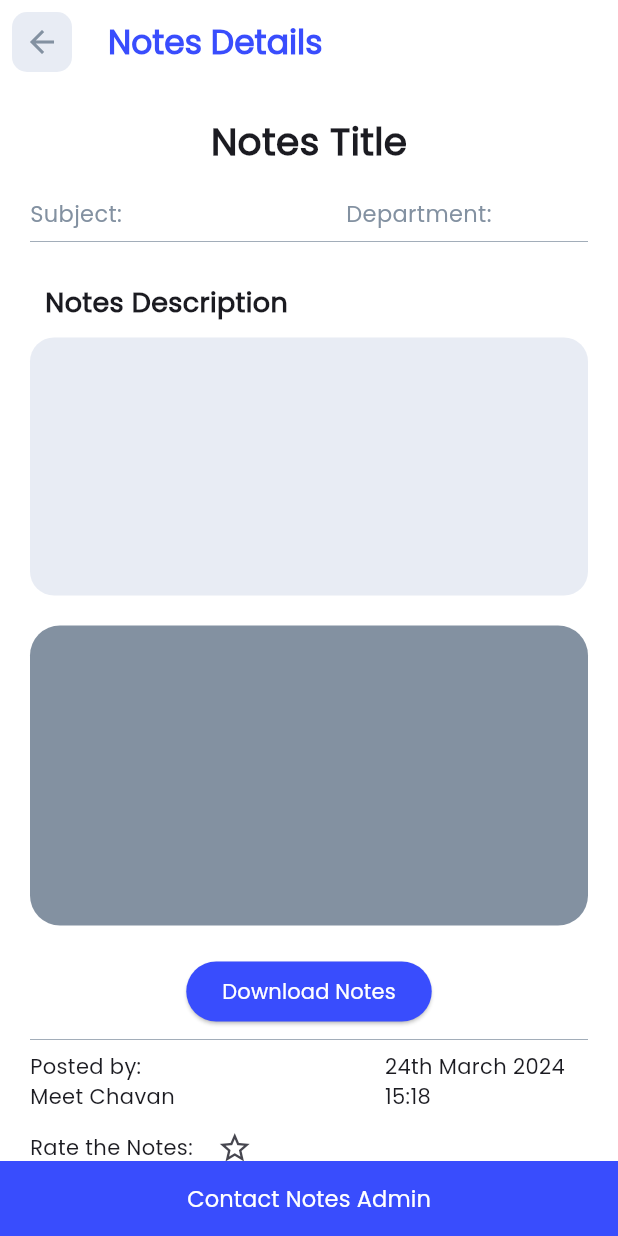
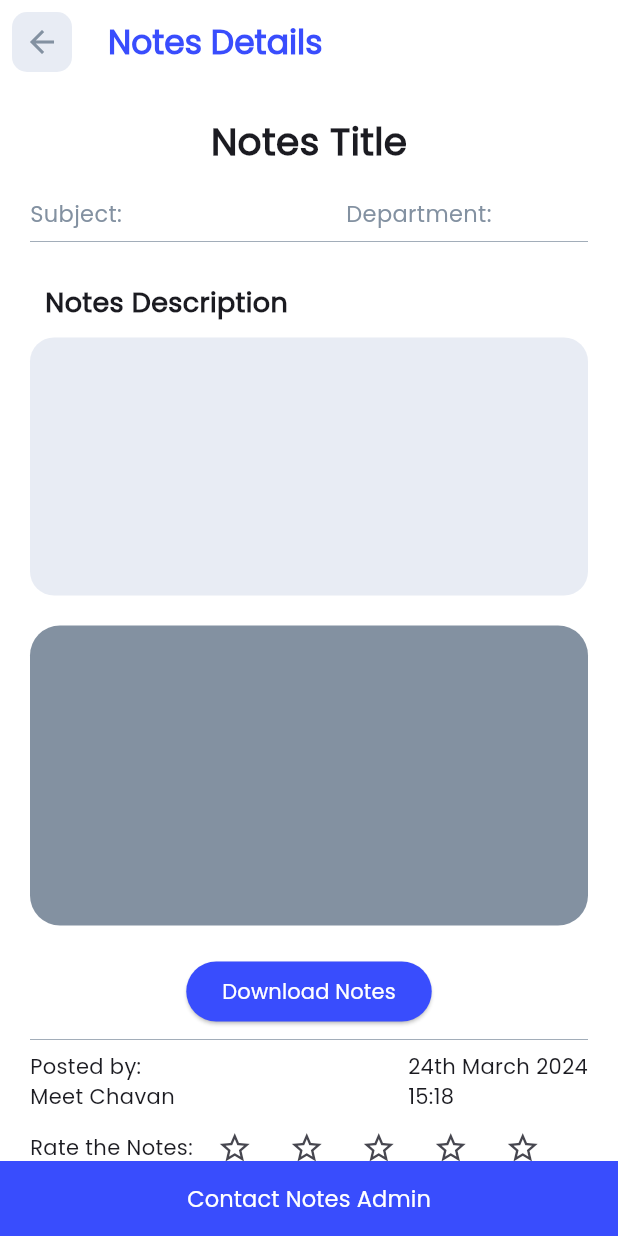
Before and after one commit to djunicode/noteng, a Flutter app: the NotesDetails screen opened directly, on a phone screen of 412 x 824 dp. Run offline on Flutter 3.47's test engine with Material 3 defaults, Android fonts, the phone set to English and light mode, and no system bars; our stand-ins replace file_picker, flutter_svg, font_awesome_flutter, get, image_picker and 1 more; missing offline and left inert: dart:ffi.

Commit message:
note changes

```diff
--- a/lib/pages/notes/notes_detail.dart
+++ b/lib/pages/notes/notes_detail.dart
@@ -99,12 +99,10 @@ class _NotesDetailsState extends State<NotesDetails> {
                   ),
 
                   Row(
+                    mainAxisAlignment: MainAxisAlignment.spaceBetween,
                   children: [
                     Text("Posted by:\nMeet Chavan"),
-                    Padding(
-                      padding: const EdgeInsets.only(left: 140),
-                      child: Text("24th March 2024\n15:18"),
-                    ),
+                    Text("24th March 2024\n15:18"),
                   ],
                 ),
 
@@ -113,10 +111,20 @@ class _NotesDetailsState extends State<NotesDetails> {
                 Row(
                   children: [
                     Text("Rate the Notes: "),
-                    IconButton(
-                      onPressed: (){},
-                      icon: Icon(Icons.star_border_outlined)
-                      )
+                    Row(
+
+                      children:
+                        List.generate(
+                          5,
+                        (index) => IconButton(
+                            onPressed: (){
+
+                            },
+                            icon: Icon(Icons.star_border_outlined)
+                            ),
+                        ),
+
+                    )
                   ],
                 ),
 
--- a/pubspec.yaml
+++ b/pubspec.yaml
@@ -20,6 +20,7 @@ dependencies:
   url_launcher: ^6.2.5
   permission_handler: ^11.3.1
   image_picker: ^1.0.8
+  file_picker: ^8.0.3
 dev_dependencies:
   flutter_test:
     sdk: flutter
```
Also changed, not shown: lib/pages/Posts/post_details.dart (+3 -5 lines), lib/pages/notes/upload_notes.dart (+46 -36 lines), pubspec.lock, 2 other files.
